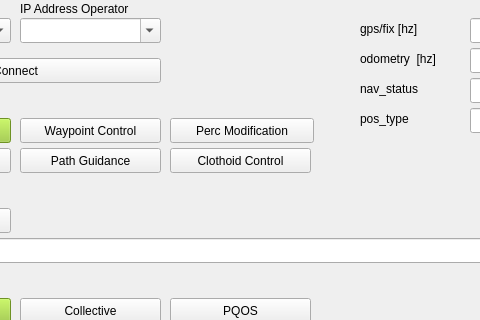
TUMFTM/tod_operator_interface, file tod_manager/src/operator/ui/operatorWidget.ui: the form before one commit; both pictures show x 170 to 650 and y 102 to 422 of the 822 by 554 pixel window.
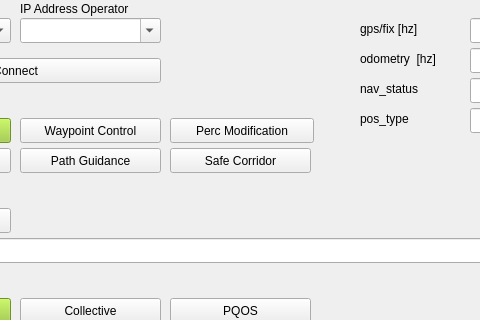
The form after the commit.

```diff
--- a/tod_manager/src/operator/ui/operatorWidget.ui
+++ b/tod_manager/src/operator/ui/operatorWidget.ui
@@ -540,7 +540,7 @@
      </size>
     </property>
     <property name="text">
-     <string>Clothoid Control</string>
+     <string>Safe Corridor</string>
     </property>
    </widget>
    <widget class="QPushButton" name="PushButton_BrowseAndOk">
```
Left out of the diff: 2 changed lines with no effect on the pictures.
